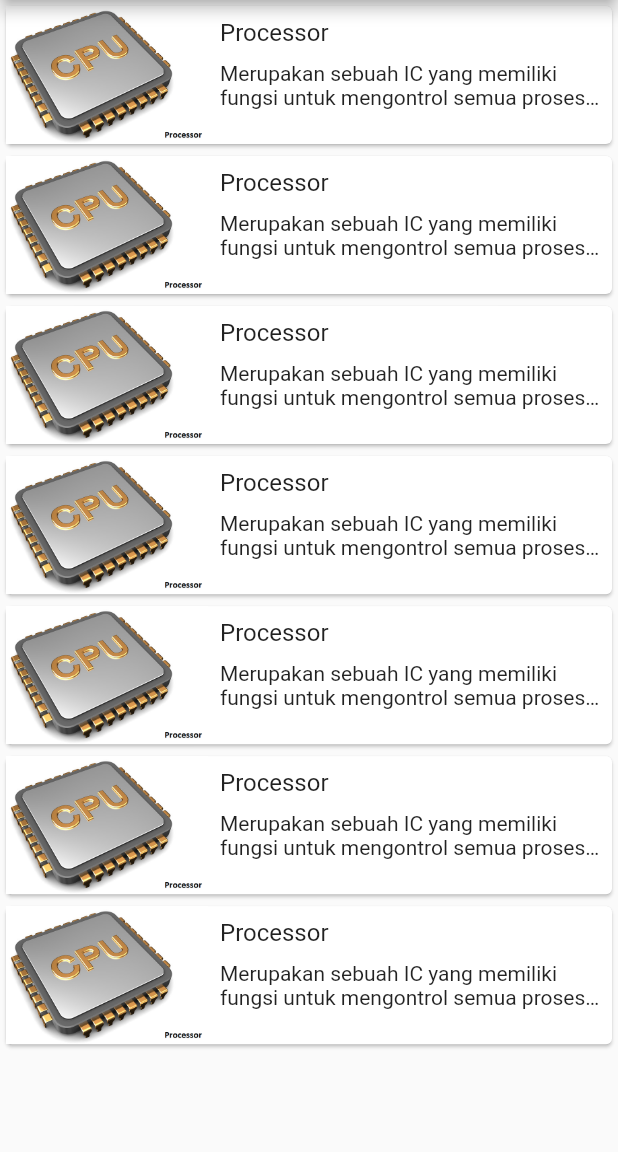
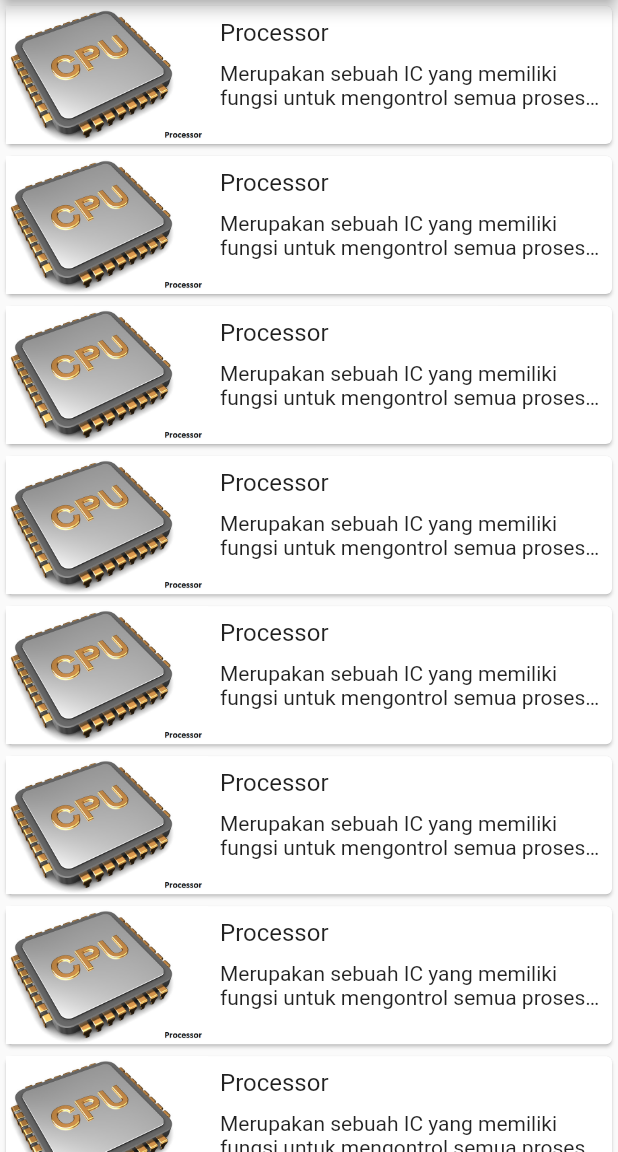
Before and after one commit to dayens/flutter-pemula, a Flutter app: the screen it shows after launch, on a phone screen of 412 x 824 dp, the part 84-1236 px from its top. Run offline on Flutter 3.47's test engine with Material 2 defaults, Android fonts, the phone set to English and light mode, and no system bars.

```diff
--- a/lib/home_screen.dart
+++ b/lib/home_screen.dart
@@ -1,6 +1,7 @@
 import 'package:flutter/cupertino.dart';
 import 'package:flutter/material.dart';
 import 'package:flutter_dion_pemula1/model/hardware_data.dart';
+import 'package:flutter_dion_pemula1/profile_screen.dart';
 
 class HomeScreen extends StatelessWidget {
   @override
@@ -13,7 +14,9 @@ class HomeScreen extends StatelessWidget {
             icon: const Icon(Icons.account_circle_outlined),
             tooltip: 'Profile',
             onPressed: () {
-
+              Navigator.push(context, MaterialPageRoute(builder: (context) {
+                return ProfileScreen();
+              }));
             },
           ),
         ],
--- a/lib/model/hardware_data.dart
+++ b/lib/model/hardware_data.dart
@@ -45,5 +45,20 @@ var hardwareDataList = [
       image: 'images/processor.png',
       name: 'Processor',
       description: 'Merupakan sebuah IC yang memiliki fungsi untuk mengontrol semua proses atau jalannya sebuah sistem komputer.  processor bertugas melakukan perhitungan aritmatika dan logika pada sebuah komputer serta memberikan instruksi untuk menjalankan program yang akan dijalankan oleh komputer yang diinput oleh user (branware). Processor juga dapat diartikan sebagai otak dari sebuah system computer.'
+  ),
+  HardwareData(
+      image: 'images/processor.png',
+      name: 'Processor',
+      description: 'Merupakan sebuah IC yang memiliki fungsi untuk mengontrol semua proses atau jalannya sebuah sistem komputer.  processor bertugas melakukan perhitungan aritmatika dan logika pada sebuah komputer serta memberikan instruksi untuk menjalankan program yang akan dijalankan oleh komputer yang diinput oleh user (branware). Processor juga dapat diartikan sebagai otak dari sebuah system computer.'
+  ),
+  HardwareData(
+      image: 'images/processor.png',
+      name: 'Processor',
+      description: 'Merupakan sebuah IC yang memiliki fungsi untuk mengontrol semua proses atau jalannya sebuah sistem komputer.  processor bertugas melakukan perhitungan aritmatika dan logika pada sebuah komputer serta memberikan instruksi untuk menjalankan program yang akan dijalankan oleh komputer yang diinput oleh user (branware). Processor juga dapat diartikan sebagai otak dari sebuah system computer.'
+  ),
+  HardwareData(
+      image: 'images/processor.png',
+      name: 'Processor',
+      description: 'Merupakan sebuah IC yang memiliki fungsi untuk mengontrol semua proses atau jalannya sebuah sistem komputer.  processor bertugas melakukan perhitungan aritmatika dan logika pada sebuah komputer serta memberikan instruksi untuk menjalankan program yang akan dijalankan oleh komputer yang diinput oleh user (branware). Processor juga dapat diartikan sebagai otak dari sebuah system computer.'
   )
 ];
--- a/pubspec.yaml
+++ b/pubspec.yaml
@@ -63,6 +63,7 @@ flutter:
   #   - images/a_dot_ham.jpeg
   assets:
     - images/processor.png
+    - images/dionlu.png
 
   # An image asset can refer to one or more resolution-specific "variants", see
   # https://flutter.dev/assets-and-images/#resolution-aware.
```
Also changed, not shown: lib/profile_screen.dart (added, +32 -0 lines), images/dionlu.png (added).
